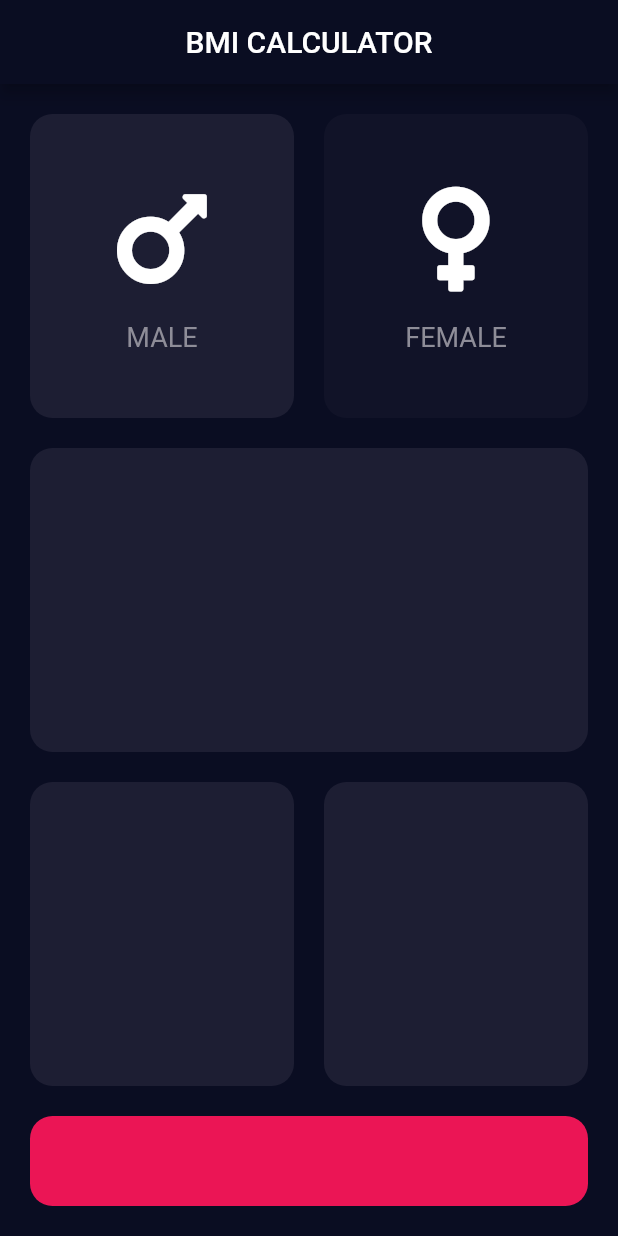
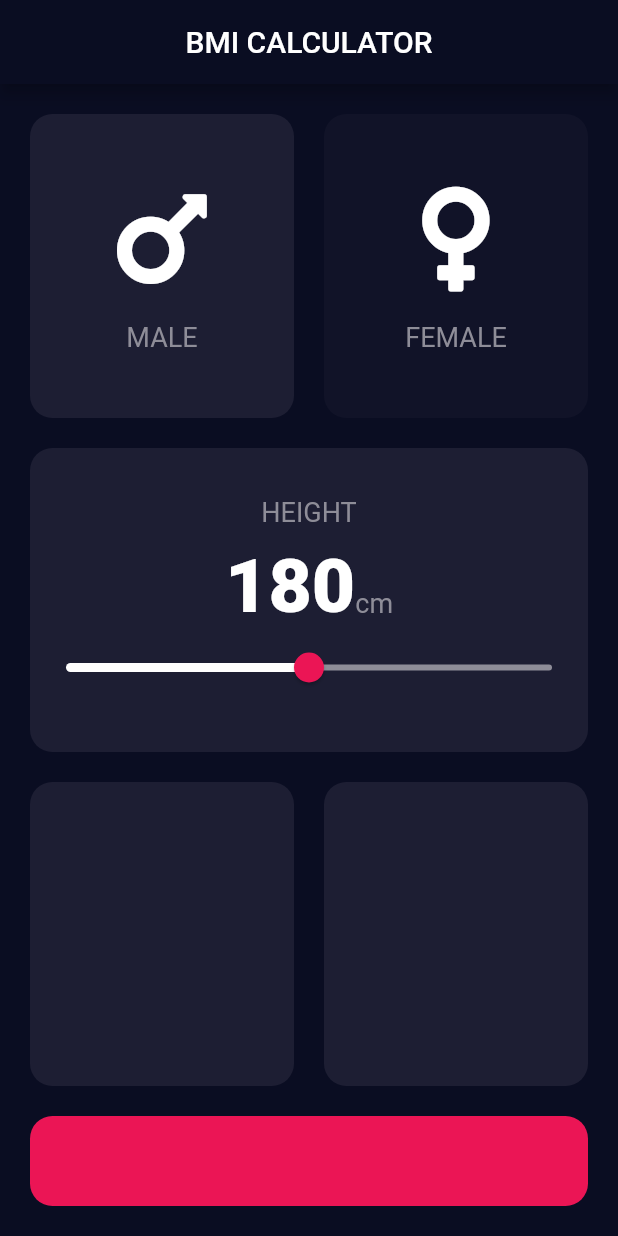
Before and after one commit to Basith-P/BMI-Calculator, a Flutter app: the screen it shows after launch, after a tap on "MALE", on a phone screen of 412 x 824 dp. Run offline on Flutter 3.47's test engine with Material 2 defaults, Android fonts, the phone set to English and light mode, and no system bars; our stand-ins replace font_awesome_flutter.

Commit message:
Finish height area

```diff
--- a/lib/screens/input_page.dart
+++ b/lib/screens/input_page.dart
@@ -1,16 +1,15 @@
-import 'dart:math';
-
 import 'package:flutter/material.dart';
 
 import 'package:font_awesome_flutter/font_awesome_flutter.dart';
 
-import '../widgets/icon_content.dart';
-import '../widgets/reusable_card.dart';
+import '/utils/constants.dart';
+import '/widgets/icon_content.dart';
+import '/widgets/reusable_card.dart';
 
-const buttonContainerHeight = 80.0;
-const activeCardColor = Color(0xff1d1e33);
-const inactiveCardColor = Color(0xff111328);
-const pink = Color(0xffeb1555);
+enum Gender {
+  male,
+  female,
+}
 
 class InputPage extends StatefulWidget {
   @override
@@ -18,26 +17,8 @@ class InputPage extends StatefulWidget {
 }
 
 class _InputPageState extends State<InputPage> {
-  Color maleCardColor = inactiveCardColor;
-  Color femaleCardColor = inactiveCardColor;
-
-  void updateColor(String gender) {
-    if (gender == 'm') {
-      if (maleCardColor == inactiveCardColor) {
-        maleCardColor = activeCardColor;
-        femaleCardColor = inactiveCardColor;
-      } else {
-        maleCardColor = inactiveCardColor;
-      }
-    } else {
-      if (femaleCardColor == inactiveCardColor) {
-        femaleCardColor = activeCardColor;
-        maleCardColor = inactiveCardColor;
-      } else {
-        femaleCardColor = inactiveCardColor;
-      }
-    }
-  }
+  Gender? selectedGender;
+  int height = 180;
 
   @override
   Widget build(BuildContext context) {
@@ -50,39 +31,38 @@ class _InputPageState extends State<InputPage> {
         child: Padding(
           padding: const EdgeInsets.all(10.0),
           child: Column(
+            crossAxisAlignment: CrossAxisAlignment.stretch,
             children: [
               Expanded(
                 child: Row(
                   children: [
                     Expanded(
-                      child: GestureDetector(
-                        onTap: () {
+                      child: ReusableCard(
+                        onPress: () {
                           setState(() {
-                            updateColor('m');
+                            selectedGender = Gender.male;
                           });
                         },
-                        child: ReusableCard(
-                          color: maleCardColor,
+                        color:
+                            selectedGender == Gender.male ? kActiveCardColor : kInactiveCardColor,
                         child: IconContent(
                           iconData: FontAwesomeIcons.mars,
                           label: 'MALE',
                         ),
                       ),
                     ),
-                    ),
                     Expanded(
-                      child: GestureDetector(
-                        onTap: () {
+                      child: ReusableCard(
+                        onPress: () {
                           setState(() {
-                            updateColor('f');
+                            selectedGender = Gender.female;
                           });
                         },
-                        child: ReusableCard(
-                          color: femaleCardColor,
+                        color:
+                            selectedGender == Gender.female ? kActiveCardColor : kInactiveCardColor,
                         child: IconContent(
                           iconData: FontAwesomeIcons.venus,
                           label: 'FEMALE',
-                          ),
                         ),
                       ),
                     ),
@@ -90,23 +70,68 @@ class _InputPageState extends State<InputPage> {
                 ),
               ),
               Expanded(
-                child: ReusableCard(color: activeCardColor),
+                child: ReusableCard(
+                  color: kActiveCardColor,
+                  child: Column(
+                    mainAxisAlignment: MainAxisAlignment.center,
+                    children: [
+                      Text(
+                        'HEIGHT',
+                        style: kLabelTextStyle,
+                      ),
+                      const SizedBox(height: 10),
+                      Row(
+                        mainAxisAlignment: MainAxisAlignment.center,
+                        crossAxisAlignment: CrossAxisAlignment.baseline,
+                        textBaseline: TextBaseline.alphabetic,
+                        children: [
+                          Text(
+                            height.toString(),
+                            style: kNumberTextStyle,
+                          ),
+                          Text(
+                            'cm',
+                            style: kLabelTextStyle,
+                          )
+                        ],
+                      ),
+                      SliderTheme(
+                        data: SliderTheme.of(context).copyWith(
+                          thumbColor: kPink,
+                          activeTrackColor: Colors.white,
+                          overlayColor: kPink.withOpacity(0.16),
+                          inactiveTrackColor: Color(0xff8e8d98),
+                        ),
+                        child: Slider(
+                          value: height.toDouble(),
+                          min: 80,
+                          max: 280,
+                          onChanged: (double newValue) {
+                            setState(() {
+                              height = newValue.round();
+                            });
+                          },
+                        ),
+                      )
+                    ],
+                  ),
+                ),
               ),
               Expanded(
                 child: Row(
                   children: [
                     Expanded(
-                      child: ReusableCard(color: activeCardColor),
+                      child: ReusableCard(color: kActiveCardColor),
                     ),
                     Expanded(
-                      child: ReusableCard(color: activeCardColor),
+                      child: ReusableCard(color: kActiveCardColor),
                     ),
                   ],
                 ),
               ),
               Container(
-                height: buttonContainerHeight,
-                child: ReusableCard(color: pink),
+                height: kButtonContainerHeight,
+                child: ReusableCard(color: kPink),
               )
             ],
           ),
--- /dev/null
+++ b/lib/utils/constants.dart
@@ -0,0 +1,16 @@
+import 'package:flutter/material.dart';
+
+const kLabelTextStyle = TextStyle(
+  fontSize: 18,
+  color: Color(0xff8e8d98),
+);
+
+const kNumberTextStyle = TextStyle(
+  fontSize: 50,
+  fontWeight: FontWeight.w900,
+);
+
+const kButtonContainerHeight = 80.0;
+const kActiveCardColor = Color(0xff1d1e33);
+const kInactiveCardColor = Color(0xff111328);
+const kPink = Color(0xffeb1555);
--- a/lib/widgets/icon_content.dart
+++ b/lib/widgets/icon_content.dart
@@ -1,9 +1,6 @@
 import 'package:flutter/material.dart';
 
-const labelTextStyle = TextStyle(
-  fontSize: 18,
-  color: Color(0xff8e8d98),
-);
+import '/utils/constants.dart';
 
 class IconContent extends StatelessWidget {
   final IconData iconData;
@@ -23,7 +20,7 @@ class IconContent extends StatelessWidget {
         const SizedBox(height: 15),
         Text(
           label,
-          style: labelTextStyle,
+          style: kLabelTextStyle,
         )
       ],
     );
--- a/lib/widgets/reusable_card.dart
+++ b/lib/widgets/reusable_card.dart
@@ -3,17 +3,21 @@ import 'package:flutter/material.dart';
 class ReusableCard extends StatelessWidget {
   final Color color;
   final Widget? child;
+  final void Function()? onPress;
 
-  ReusableCard({required this.color, this.child});
+  ReusableCard({required this.color, this.child, this.onPress});
 
   @override
   Widget build(BuildContext context) {
-    return Container(
-      child: child,
-      margin: EdgeInsets.all(10),
-      decoration: BoxDecoration(
-        borderRadius: BorderRadius.circular(15),
-        color: color,
+    return GestureDetector(
+      onTap: onPress,
+      child: Container(
+        child: child,
+        margin: EdgeInsets.all(10),
+        decoration: BoxDecoration(
+          borderRadius: BorderRadius.circular(15),
+          color: color,
+        ),
       ),
     );
   }
```
Lines whose indentation alone changed are shown as unchanged.
